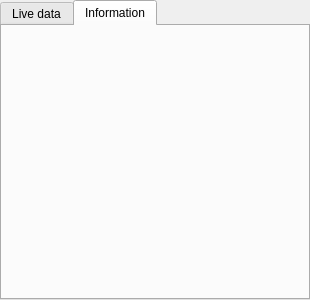
Qt form src/blackgui/components/simulatorcomponent.ui (swift-project/pilotclient) before a commit.
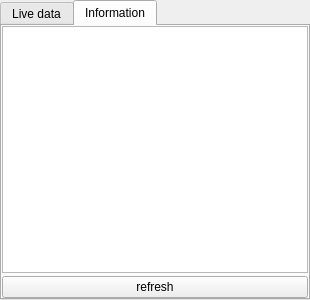
The same form after that commit. The open tabs and pages were chosen to show the change. Custom widgets are drawn as their Qt base class.

Commit message: refs #808, UI for CSimulatorInternals * some functions renamed * update function and view for internals

```diff
--- a/src/blackgui/components/simulatorcomponent.ui
+++ b/src/blackgui/components/simulatorcomponent.ui
@@ -49,6 +49,37 @@
    <attribute name="title">
     <string>Information</string>
    </attribute>
+   <layout class="QVBoxLayout" name="vl_Internals">
+    <property name="spacing">
+     <number>3</number>
+    </property>
+    <property name="leftMargin">
+     <number>0</number>
+    </property>
+    <property name="topMargin">
+     <number>0</number>
+    </property>
+    <property name="rightMargin">
+     <number>0</number>
+    </property>
+    <property name="bottomMargin">
+     <number>0</number>
+    </property>
+    <item>
+     <widget class="BlackGui::Views::CNameVariantPairView" name="tvp_Internals">
+      <attribute name="verticalHeaderVisible">
+       <bool>false</bool>
+      </attribute>
+     </widget>
+    </item>
+    <item>
+     <widget class="QPushButton" name="pb_RefreshInternals">
+      <property name="text">
+       <string>refresh</string>
+      </property>
+     </widget>
+    </item>
+   </layout>
   </widget>
  </widget>
  <customwidgets>
```
Left out of the diff: 2 changed lines with no effect on the pictures. The commit also changes 3 other files.
